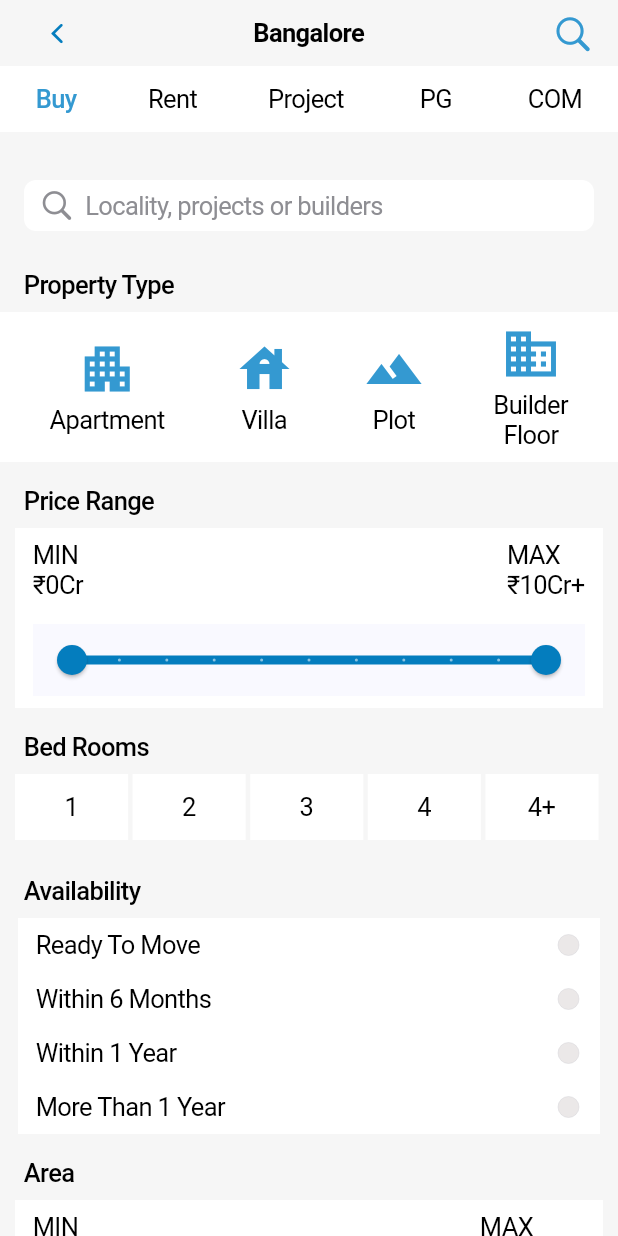
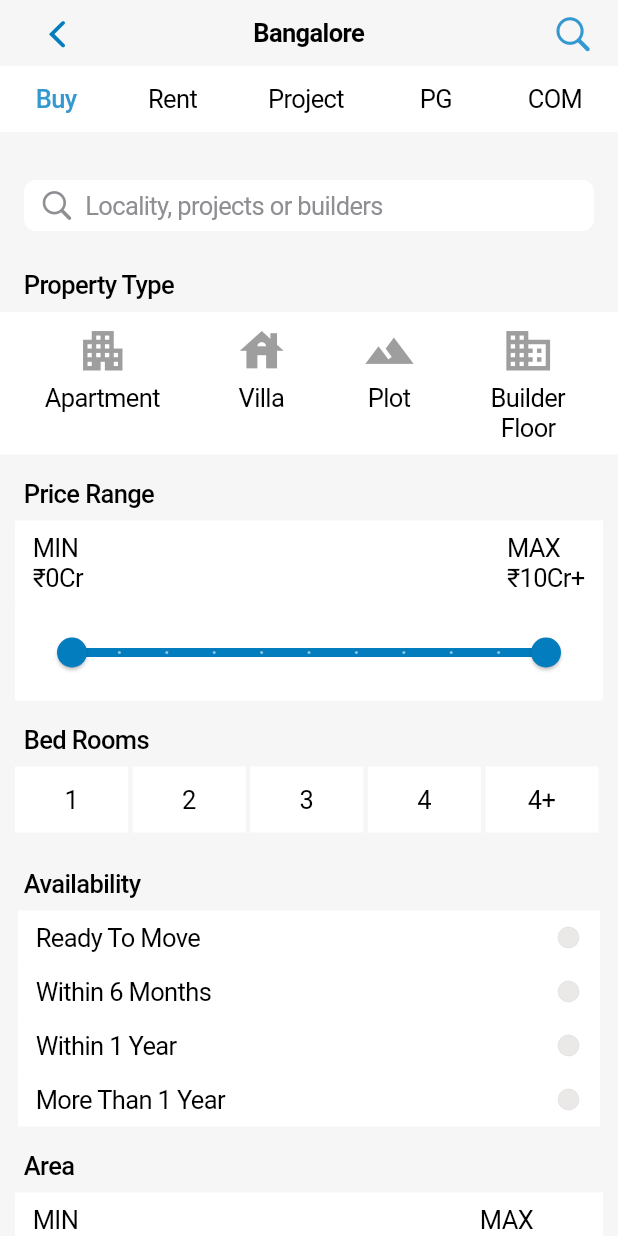
Before and after one commit to bveloper01/CribQuest, a Flutter app: the screen it shows after launch, on a phone screen of 412 x 824 dp. Run offline on Flutter 3.47's test engine with Material 3 defaults, Android fonts, the phone set to English and light mode, and no system bars.

Commit message:
final version

```diff
--- a/lib/Widgets/area_range_slider.dart
+++ b/lib/Widgets/area_range_slider.dart
@@ -46,6 +46,7 @@ class _AreaRangeSliderState extends State<AreaRangeSlider> {
           color: Colors.white,
           padding: const EdgeInsets.fromLTRB(12, 8, 12, 8),
           child: Material(
+            color: Colors.white,
             child: SliderTheme(
               data: const SliderThemeData(
                 activeTrackColor: primaryColor,
--- a/lib/Widgets/availability_radio_button.dart
+++ b/lib/Widgets/availability_radio_button.dart
@@ -1,12 +1,13 @@
 import 'package:flutter/material.dart';
 import 'package:flutter/cupertino.dart';
-
+import 'package:property_search/Components/colors.dart';
 
 class AvailabilityRadioButton extends StatefulWidget {
   const AvailabilityRadioButton({super.key});
 
   @override
-  State<AvailabilityRadioButton> createState() => _AvailabilityRadioButtonState();
+  State<AvailabilityRadioButton> createState() =>
+      _AvailabilityRadioButtonState();
 }
 
 class _AvailabilityRadioButtonState extends State<AvailabilityRadioButton> {
@@ -14,36 +15,39 @@ class _AvailabilityRadioButtonState extends State<AvailabilityRadioButton> {
 
   @override
   Widget build(BuildContext context) {
-    return Column(crossAxisAlignment: CrossAxisAlignment.start,
-      children: [const Padding(
-                padding:  EdgeInsets.only(left: 16.0, bottom: 8),
+    return Column(
+      crossAxisAlignment: CrossAxisAlignment.start,
+      children: [
+        const Padding(
+          padding: EdgeInsets.only(left: 16.0, bottom: 8),
           child: Text('Availability',
-                    style: TextStyle(
-                        fontWeight: FontWeight.w500, color: Colors.black)),
+              style:
+                  TextStyle(fontWeight: FontWeight.w500, color: Colors.black)),
         ),
         _buildAvailabilityOption('Ready To Move'),
         _buildAvailabilityOption('Within 6 Months'),
         _buildAvailabilityOption('Within 1 Year'),
-              _buildAvailabilityOption('More Than 1 Year'),],);
+        _buildAvailabilityOption('More Than 1 Year'),
+      ],
+    );
   }
-
 
   Widget _buildAvailabilityOption(String text) {
     return Container(
-      margin:const EdgeInsets.fromLTRB(12, 0, 12, 0),
+      margin: const EdgeInsets.fromLTRB(12, 0, 12, 0),
       color: Colors.white,
-      padding:const EdgeInsets.fromLTRB(12, 8, 12, 8),
+      padding: const EdgeInsets.fromLTRB(12, 8, 12, 8),
       child: Row(
         mainAxisAlignment: MainAxisAlignment.spaceBetween,
         children: [
           Text(
             text,
-            style:const TextStyle(color: Colors.black),
+            style: const TextStyle(color: Colors.black),
           ),
           CupertinoRadio(
-            focusColor:const Color(0xFFF6F6F6),
             inactiveColor: const Color.fromARGB(255, 235, 232, 232),
-            fillColor:const Color(0xFFF6F6F6),
+            activeColor: secondaryColor,
+            fillColor: Colors.white,
             value: text,
             groupValue: _selectedAvailability,
             onChanged: (value) {
--- a/lib/Widgets/price_range_slider.dart
+++ b/lib/Widgets/price_range_slider.dart
@@ -45,12 +45,14 @@ class _PriceRangeSliderState extends State<PriceRangeSlider> {
           color: Colors.white,
           padding: const EdgeInsets.fromLTRB(12, 8, 12, 8),
           child: Material(
+            color: Colors.white,
             child: SliderTheme(
               data: const SliderThemeData(
                 activeTrackColor: primaryColor,
                 thumbColor: primaryColor,
               ),
               child: RangeSlider(
+                activeColor: primaryColor,
                 values: _priceRangeValues,
                 min: 0,
                 max: 10,
--- a/lib/Widgets/property_type.dart
+++ b/lib/Widgets/property_type.dart
@@ -7,19 +7,24 @@ class PropertyType extends StatefulWidget {
   @override
   State<PropertyType> createState() => _PropertyTypeState();
 }
+
 class _PropertyTypeState extends State<PropertyType> {
+  String _selectedPropertyType = ''; // Track the selected property type
+
   @override
   Widget build(BuildContext context) {
-    return Column(crossAxisAlignment: CrossAxisAlignment.start,
-      children: [ const Padding(
+    return Column(
+      crossAxisAlignment: CrossAxisAlignment.start,
+      children: [
+        const Padding(
           padding: EdgeInsets.only(left: 16),
           child: Text('Property Type',
-                    style: TextStyle(
-                        fontWeight: FontWeight.w500, color: Colors.black)),
+              style:
+                  TextStyle(fontWeight: FontWeight.w500, color: Colors.black)),
         ),
         const SizedBox(height: 8),
         Container(
-                padding: const EdgeInsets.fromLTRB(10, 8, 10, 8),
+          padding: const EdgeInsets.fromLTRB(5, 8, 10, 8),
           color: Colors.white,
           child: Row(
             mainAxisAlignment: MainAxisAlignment.spaceAround,
@@ -33,19 +38,109 @@ class _PropertyTypeState extends State<PropertyType> {
               _buildPropertyTypeButton('Builder\nFloor', Icons.business),
             ],
           ),
-              ),],);
-  }
-   Widget _buildPropertyTypeButton(String text, IconData icon) {
-    return Column(
-      children: [
-        Icon(icon, size: 40, color: secondaryColor),
-        const SizedBox(height: 4),
-        Text(
-          text,
-          textAlign: TextAlign.center,
-          style: const TextStyle(color: Colors.black),
         ),
       ],
     );
   }
+
+  // Button widget with active state
+  Widget _buildPropertyTypeButton(String text, IconData icon) {
+    bool isSelected = _selectedPropertyType ==
+        text; // Check if the current button is selected
+    return GestureDetector(
+      onTap: () {
+        setState(() {
+          _selectedPropertyType = text; // Update the selected property type
+        });
+      },
+      child: Column(
+        children: [
+          Icon(
+            icon,
+            size: 35,
+            color: isSelected
+                ? secondaryColor
+                : Colors.grey, // Change color when active
+          ),
+          const SizedBox(height: 4),
+          SizedBox(
+            height: 40,
+            child: Text(
+              text,
+              textAlign: TextAlign.center,
+              style: TextStyle(
+                color: isSelected
+                    ? primaryColor
+                    : Colors.black,
+              ),
+            ),
+          ),
+        ],
+      ),
+    );
   }
+}
+
+
+
+
+// import 'package:flutter/material.dart';
+// import 'package:property_search/Components/colors.dart';
+
+// class PropertyType extends StatefulWidget {
+//   const PropertyType({super.key});
+
+//   @override
+//   State<PropertyType> createState() => _PropertyTypeState();
+// }
+
+// class _PropertyTypeState extends State<PropertyType> {
+//   @override
+//   Widget build(BuildContext context) {
+//     return Column(
+//       crossAxisAlignment: CrossAxisAlignment.start,
+//       children: [
+//         const Padding(
+//           padding: EdgeInsets.only(left: 16),
+//           child: Text('Property Type',
+//               style:
+//                   TextStyle(fontWeight: FontWeight.w500, color: Colors.black)),
+//         ),
+//         const SizedBox(height: 8),
+//         Container(
+//           padding: const EdgeInsets.fromLTRB(5, 8, 10, 8),
+//           color: Colors.white,
+//           child: Row(
+//             mainAxisAlignment: MainAxisAlignment.spaceAround,
+//             children: [
+//               _buildPropertyTypeButton(
+//                 'Apartment',
+//                 Icons.apartment,
+//               ),
+//               _buildPropertyTypeButton('Villa', Icons.house),
+//               _buildPropertyTypeButton('Plot', Icons.landscape),
+//               _buildPropertyTypeButton('Builder\nFloor', Icons.business),
+//             ],
+//           ),
+//         ),
+//       ],
+//     );
+//   }
+
+//   Widget _buildPropertyTypeButton(String text, IconData icon) {
+//     return Column(
+//       children: [
+//         Icon(icon, size: 35, color: secondaryColor),
+//         const SizedBox(height: 4),
+//         SizedBox(
+//           height: 40,
+//           child: Text(
+//             text,
+//             textAlign: TextAlign.center,
+//             style: const TextStyle(color: Colors.black),
+//           ),
+//         ),
+//       ],
+//     );
+//   }
+// }
--- /dev/null
+++ b/lib/Widgets/room_count.dart
@@ -0,0 +1,66 @@
+import 'package:flutter/material.dart';
+import 'package:flutter/cupertino.dart';
+import 'package:property_search/Components/colors.dart';
+
+class BedRoomCount extends StatefulWidget {
+  const BedRoomCount({super.key});
+
+  @override
+  State<BedRoomCount> createState() => _BedRoomCountState();
+}
+
+class _BedRoomCountState extends State<BedRoomCount> {
+  int _selectedBedrooms = 0;
+
+  @override
+  Widget build(BuildContext context) {
+    return Column(
+      crossAxisAlignment: CrossAxisAlignment.start,
+      children: [
+        const Padding(
+          padding: EdgeInsets.only(left: 16),
+          child: Text('Bed Rooms',
+              style:
+                  TextStyle(fontWeight: FontWeight.w500, color: Colors.black)),
+        ),
+        Padding(
+          padding: const EdgeInsets.fromLTRB(10, 8, 10, 8),
+          child: Row(
+            children: [
+              _buildBedroomButton('1'),
+              _buildBedroomButton('2'),
+              _buildBedroomButton('3'),
+              _buildBedroomButton('4'),
+              _buildBedroomButton('4+'),
+            ],
+          ),
+        ),
+      ],
+    );
+  }
+
+  Widget _buildBedroomButton(String text) {
+    bool isSelected = _selectedBedrooms.toString() == text;
+    return Expanded(
+      child: Padding(
+        padding: const EdgeInsets.only(right: 3),
+        child: CupertinoButton(
+          borderRadius: const BorderRadius.all(Radius.circular(0.0)),
+          padding: const EdgeInsets.symmetric(horizontal: 16, vertical: 8),
+          color: isSelected ? secondaryColor : CupertinoColors.white,
+          child: Text(
+            text,
+            style: TextStyle(
+                color:
+                    isSelected ? CupertinoColors.white : CupertinoColors.black),
+          ),
+          onPressed: () {
+            setState(() {
+              _selectedBedrooms = int.tryParse(text) ?? 0;
+            });
+          },
+        ),
+      ),
+    );
+  }
+}
--- /dev/null
+++ b/lib/Widgets/search_query.dart
@@ -0,0 +1,182 @@
+import 'package:flutter/cupertino.dart';
+import 'package:flutter/material.dart';
+
+class CupertinoSearchQuery extends StatefulWidget {
+  final Function(OverlayEntry) onOverlayCreated;
+  const CupertinoSearchQuery({Key? key, required this.onOverlayCreated})
+      : super(key: key);
+
+  @override
+  State<CupertinoSearchQuery> createState() => _CupertinoSearchQueryState();
+}
+
+class _CupertinoSearchQueryState extends State<CupertinoSearchQuery> {
+  final TextEditingController _controller = TextEditingController();
+  final FocusNode _focusNode = FocusNode();
+  OverlayEntry? _overlayEntry;
+  List<String> recentSearches = ['Hoodi'];
+  List<String> localities = ['Koramangala', 'Whitefield', 'H.S.R Layout'];
+  List<String> projects = [
+    'Windsor Four Seasons',
+    'Purva Fountain Square',
+    'Keerthi Pride'
+  ];
+
+  @override
+  void initState() {
+    super.initState();
+    _focusNode.addListener(_onFocusChange);
+  }
+
+  void _onFocusChange() {
+    if (_focusNode.hasFocus) {
+      _showOverlay();
+    } else {
+      _removeOverlay();
+    }
+  }
+
+  void _showOverlay() {
+    _overlayEntry = OverlayEntry(
+      builder: (context) => Positioned(
+        top: MediaQuery.of(context).viewPadding.top + kToolbarHeight + 100,
+        right: 16,
+        child: Material(
+          elevation: 4.0,
+          child: Container(
+            width: MediaQuery.of(context).size.width * 0.7,
+            color: CupertinoColors.white,
+            child: _buildSearchOverlay(),
+          ),
+        ),
+      ),
+    );
+    Overlay.of(context).insert(_overlayEntry!);
+    widget.onOverlayCreated(_overlayEntry!);
+  }
+
+  void _removeOverlay() {
+    _overlayEntry?.remove();
+    _overlayEntry = null;
+  }
+
+  @override
+  void dispose() {
+    _controller.dispose();
+    _focusNode.removeListener(_onFocusChange);
+    _focusNode.dispose();
+    _removeOverlay();
+    super.dispose();
+  }
+
+  @override
+  Widget build(BuildContext context) {
+    return Padding(
+      padding: const EdgeInsets.fromLTRB(16, 16, 16, 0),
+      child: CupertinoTextField(
+        controller: _controller,
+        focusNode: _focusNode,
+        placeholder: 'Locality, projects or builders',
+        prefix: const Padding(
+          padding: EdgeInsets.only(left: 10),
+          child: Icon(CupertinoIcons.search, color: CupertinoColors.systemGrey),
+        ),
+        style: const TextStyle(color: CupertinoColors.black),
+        placeholderStyle: const TextStyle(color: CupertinoColors.systemGrey),
+        decoration: BoxDecoration(
+          color: CupertinoColors.white,
+          borderRadius: BorderRadius.circular(8.0),
+        ),
+        onSubmitted: (value) {
+          print('Searching for: $value');
+          setState(() {
+            if (!recentSearches.contains(value)) {
+              recentSearches.insert(0, value);
+            }
+          });
+          _controller.clear();
+          _focusNode.unfocus();
+        },
+        textInputAction: TextInputAction.search,
+      ),
+    );
+  }
+
+  Widget _buildSearchOverlay() {
+    return Container(
+      width: MediaQuery.sizeOf(context).width * 0.7,
+      height: MediaQuery.sizeOf(context).height * 0.38,
+      color: CupertinoColors.white,
+      child: SingleChildScrollView(
+        child: Column(
+          crossAxisAlignment: CrossAxisAlignment.start,
+          children: [
+            _buildSection('RECENT SEARCH', recentSearches, CupertinoIcons.clock,
+                showClearAll: true),
+            _buildSection(
+                'LOCALITY', localities, CupertinoIcons.building_2_fill),
+            _buildSection('PROJECTS', projects, CupertinoIcons.home),
+          ],
+        ),
+      ),
+    );
+  }
+
+  Widget _buildSection(String title, List<String> items, IconData icon,
+      {bool showClearAll = false}) {
+    return SingleChildScrollView(
+      child: Column(
+        crossAxisAlignment: CrossAxisAlignment.start,
+        children: [
+          Container(
+            padding: const EdgeInsets.fromLTRB(16, 5, 16, 5),
+            color: const Color.fromARGB(31, 113, 113, 113),
+            child: Row(
+              mainAxisAlignment: MainAxisAlignment.spaceBetween,
+              children: [
+                Text(title,
+                    style: const TextStyle(
+                        fontWeight: FontWeight.w500,
+                        color: Colors.black,
+                        fontSize: 15)),
+                if (showClearAll)
+                  CupertinoButton(
+                    padding: EdgeInsets.zero,
+                    child: const Text(
+                      'Clear All',
+                      style: TextStyle(fontSize: 15, color: Colors.black54),
+                    ),
+                    onPressed: () {
+                      setState(() {
+                        recentSearches.clear();
+                      });
+                      _overlayEntry
+                          ?.markNeedsBuild(); // Immediately rebuild the overlay
+                    },
+                  ),
+              ],
+            ),
+          ),
+          ...items.map((item) => _buildSearchItem(icon, item)).toList(),
+        ],
+      ),
+    );
+  }
+
+  Widget _buildSearchItem(IconData icon, String text) {
+    return CupertinoButton(
+      padding: const EdgeInsets.symmetric(horizontal: 16.0, vertical: 8.0),
+      onPressed: () {
+        _controller.text = text;
+        _focusNode.unfocus();
+      },
+      child: Row(
+        children: [
+          Icon(icon, color: CupertinoColors.systemGrey),
+          const SizedBox(width: 10),
+          Text(text, style: const TextStyle(color: CupertinoColors.black)),
+        ],
+      ),
+    );
+  }
+}
--- /dev/null
+++ b/lib/Widgets/top_nav_bar.dart
@@ -0,0 +1,56 @@
+import 'package:flutter/material.dart';
+import 'package:flutter/cupertino.dart';
+import 'package:property_search/Components/colors.dart';
+
+class TopNavBar extends StatefulWidget {
+  const TopNavBar({super.key});
+
+  @override
+  State<TopNavBar> createState() => _TopNavBarState();
+}
+
+class _TopNavBarState extends State<TopNavBar> {
+  String _selectedOption = 'Buy'; // Track the selected button
+
+  @override
+  Widget build(BuildContext context) {
+    return Container(
+      width: MediaQuery.sizeOf(context).width,
+      color: Colors.white,
+      child: Row(
+        mainAxisAlignment: MainAxisAlignment.spaceAround,
+        children: [
+          _buildOptionButton('Buy'),
+          _buildOptionButton('Rent'),
+          _buildOptionButton('Project'),
+          _buildOptionButton('PG'),
+          _buildOptionButton('COM'),
+        ],
+      ),
+    );
+  }
+
+  Widget _buildOptionButton(String text) {
+    bool isSelected =
+        _selectedOption == text; // Check if the button is selected
+    return CupertinoButton(
+      padding: const EdgeInsets.symmetric(horizontal: 8),
+      onPressed: () {
+        setState(() {
+          _selectedOption = text; // Update the selected option
+        });
+      },
+      child: Column(
+        children: [
+          Text(
+            text,
+            style: TextStyle(
+              color: isSelected ? secondaryColor : CupertinoColors.black,
+              fontWeight: isSelected ? FontWeight.w500 : FontWeight.normal,
+            ),
+          ),
+        ],
+      ),
+    );
+  }
+}
--- a/lib/main.dart
+++ b/lib/main.dart
@@ -1,4 +1,5 @@
 import 'package:flutter/material.dart';
+import 'package:flutter/services.dart';
 import 'package:flutter/cupertino.dart';
 import 'package:property_search/Components/colors.dart';
 import 'package:property_search/Widgets/amenities_switch.dart';
@@ -6,6 +7,9 @@ import 'package:property_search/Widgets/area_range_slider.dart';
 import 'package:property_search/Widgets/availability_radio_button.dart';
 import 'package:property_search/Widgets/price_range_slider.dart';
 import 'package:property_search/Widgets/property_type.dart';
+import 'package:property_search/Widgets/room_count.dart';
+import 'package:property_search/Widgets/search_query.dart';
+import 'package:property_search/Widgets/top_nav_bar.dart';
 
 void main() {
   runApp(
@@ -23,11 +27,29 @@ class PropertySearchScreen extends StatefulWidget {
 }
 
 class PropertySearchScreenState extends State<PropertySearchScreen> {
-  int _selectedBedrooms = 0;
+  OverlayEntry? _overlayEntry;
+
+  void _handleOverlayCreated(OverlayEntry overlayEntry) {
+    _overlayEntry = overlayEntry;
+  }
+
+  void _removeOverlay() {
+    _overlayEntry?.remove();
+    _overlayEntry = null;
+  }
 
   @override
   Widget build(BuildContext context) {
-    return CupertinoPageScaffold(
+    SystemChrome.setPreferredOrientations([
+      DeviceOrientation.portraitUp,
+      DeviceOrientation.portraitDown,
+    ]);
+    return GestureDetector(
+      onTap: () {
+        FocusScope.of(context).unfocus();
+        _removeOverlay();
+      },
+      child: CupertinoPageScaffold(
         backgroundColor: tertiaryColor,
         navigationBar: CupertinoNavigationBar(
           backgroundColor: Colors.white,
@@ -36,6 +58,7 @@ class PropertySearchScreenState extends State<PropertySearchScreen> {
             child: const Icon(
               CupertinoIcons.back,
               color: primaryColor,
+              size: 28,
             ),
             onPressed: () {},
           ),
@@ -54,68 +77,15 @@ class PropertySearchScreenState extends State<PropertySearchScreen> {
             child: Column(
               crossAxisAlignment: CrossAxisAlignment.start,
               children: [
-              Container(
-                width: MediaQuery.sizeOf(context).width,
-                color: Colors.white,
-                child: Row(
-                  mainAxisAlignment: MainAxisAlignment.spaceAround,
-                  children: [
-                    _buildOptionButton('Buy', isSelected: true),
-                    _buildOptionButton('Rent'),
-                    _buildOptionButton('Project'),
-                    _buildOptionButton('PG'),
-                    _buildOptionButton('COM'),
-                  ],
-                ),
-              ),
+                const TopNavBar(),
                 const SizedBox(height: 16),
-              Padding(
-                padding: const EdgeInsets.all(16.0),
-                child: CupertinoTextField(
-                  placeholder: 'Locality, projects or builders',
-                  prefix: const Padding(
-                    padding: EdgeInsets.only(left: 10),
-                    child: Icon(CupertinoIcons.search,
-                        color: CupertinoColors.systemGrey),
-                  ),
-                  style: const TextStyle(
-                    color: CupertinoColors
-                        .black, // Set the color for the typed text
-                  ),
-                  placeholderStyle: const TextStyle(
-                    color: CupertinoColors.systemGrey,
-                  ),
-                  // Change the background color
-                  decoration: BoxDecoration(
-                    color: CupertinoColors.white, // Set background color
-                    borderRadius: BorderRadius.circular(
-                        8.0), // Optional: rounding corners
-                  ),
-                ),
-              ),
-              const SizedBox(height: 10),
+                CupertinoSearchQuery(onOverlayCreated: _handleOverlayCreated),
+                const SizedBox(height: 26),
                 const PropertyType(),
                 const SizedBox(height: 16),
                 const PriceRangeSlider(),
                 const SizedBox(height: 16),
-              const Padding(
-                padding: EdgeInsets.only(left: 16),
-                child: Text('Bed Rooms',
-                    style: TextStyle(
-                        fontWeight: FontWeight.w500, color: Colors.black)),
-              ),
-              Padding(
-                padding: const EdgeInsets.fromLTRB(10, 8, 10, 8),
-                child: Row(
-                  children: [
-                    _buildBedroomButton('1'),
-                    _buildBedroomButton('2'),
-                    _buildBedroomButton('3'),
-                    _buildBedroomButton('4'),
-                    _buildBedroomButton('4+'),
-                  ],
-                ),
-              ),
+                const BedRoomCount(),
                 const SizedBox(height: 16),
                 const AvailabilityRadioButton(),
                 const SizedBox(height: 16),
@@ -138,45 +108,6 @@ class PropertySearchScreenState extends State<PropertySearchScreen> {
             ),
           ),
         ),
-    );
-  }
-
-  Widget _buildOptionButton(String text, {bool isSelected = false}) {
-    return CupertinoButton(
-      padding: const EdgeInsets.symmetric(horizontal: 8),
-      child: Text(
-        text,
-        style: TextStyle(
-          color: isSelected ? secondaryColor : CupertinoColors.black,
-          fontWeight: isSelected ? FontWeight.w500 : FontWeight.normal,
-        ),
-      ),
-      onPressed: () {},
-    );
-  }
-
-  Widget _buildBedroomButton(String text) {
-    bool isSelected = _selectedBedrooms.toString() == text;
-    return Expanded(
-      child: Padding(
-        padding: const EdgeInsets.only(right: 3),
-        child: CupertinoButton(
-          borderRadius: const BorderRadius.all(Radius.circular(0.0)),
-          padding: const EdgeInsets.symmetric(horizontal: 16, vertical: 8),
-          color:
-              isSelected ? CupertinoColors.activeBlue : CupertinoColors.white,
-          child: Text(
-            text,
-            style: TextStyle(
-                color:
-                    isSelected ? CupertinoColors.black : CupertinoColors.black),
-          ),
-          onPressed: () {
-            setState(() {
-              _selectedBedrooms = int.tryParse(text) ?? 0;
-            });
-          },
-        ),
       ),
     );
   }
```
Also changed, not shown: lib/Widgets/amenities_switch.dart (+19 -12 lines), 1 other file. Lines whose indentation alone changed are shown as unchanged.
